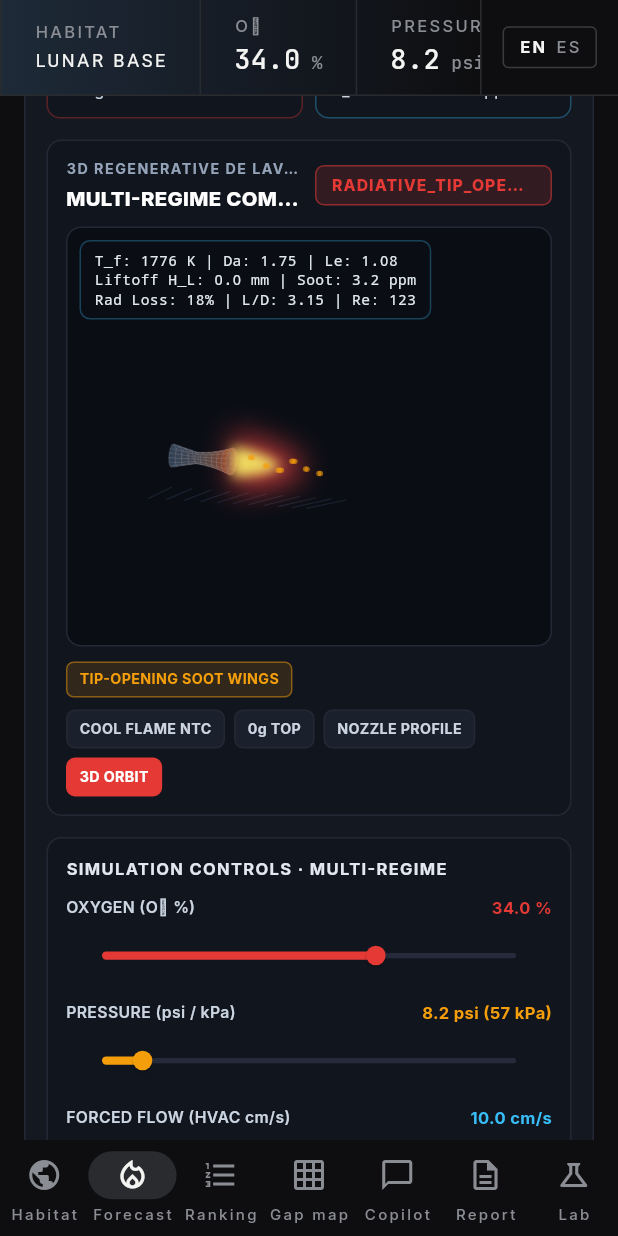
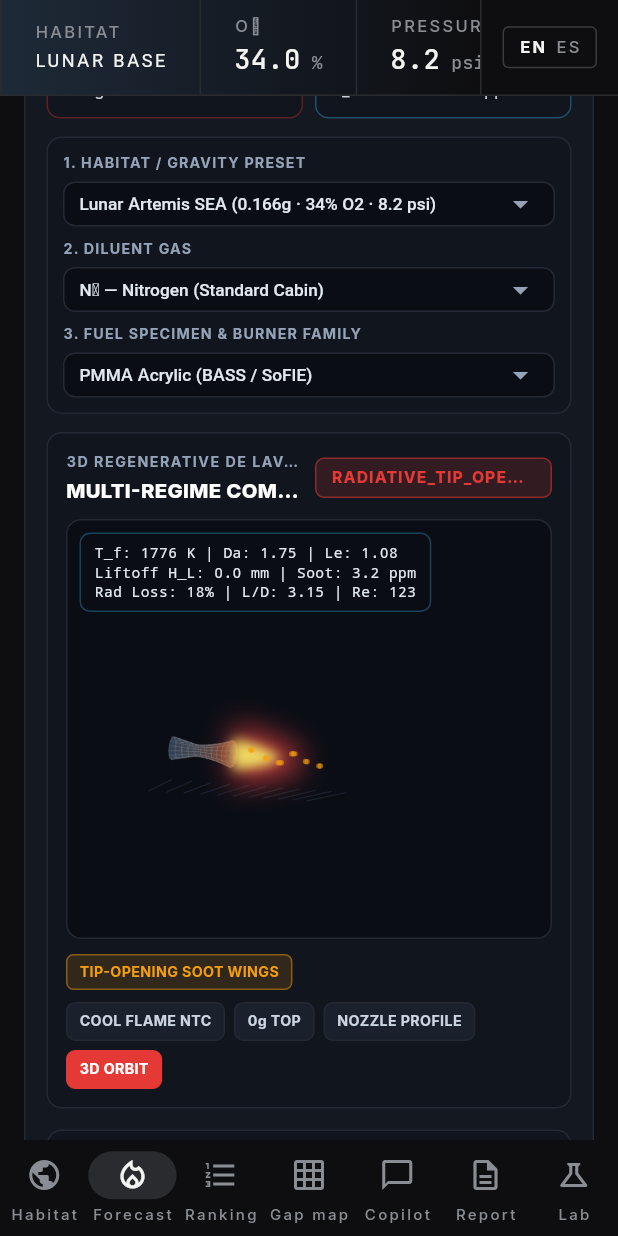
Before and after one commit to miksruiz27-blip/FireStorm, a Flutter app: the screen it shows after launch, item 2 of the bottom bar chosen, scrolled down 1152 dp, on a phone screen of 412 x 824 dp. Run offline on Flutter 3.47's test engine with Material 3 defaults, Android fonts, the phone set to English and light mode, and no system bars; our stand-ins replace fl_chart, flutter_riverpod, go_router, google_fonts, pdf, printing; missing offline and left inert: genui, json_schema_builder; network calls fail; Roboto replaces fonts that are missing (Michroma).

Commit message:
Remove duplicate left sliders in 3D flame card and expand viewport width

```diff
--- a/lib/widgets/habitat_flame_3d_card.dart
+++ b/lib/widgets/habitat_flame_3d_card.dart
@@ -286,32 +286,10 @@ class _HabitatFlame3DCardState extends State<HabitatFlame3DCard>
           _buildExperimentBar(tel),
           const SizedBox(height: 12),
           _buildKpiGrid(tel),
-          const SizedBox(height: 14),
-          LayoutBuilder(
-            builder: (context, constraints) {
-              final wide = constraints.maxWidth >= 820;
-              final controlsPanel = _buildControlsPanel(tel);
-              final viewportPanel = _buildViewportCard(tel);
-              if (wide) {
-                return Row(
-                  crossAxisAlignment: CrossAxisAlignment.start,
-                  children: [
-                    SizedBox(width: 335, child: controlsPanel),
-                    const SizedBox(width: 14),
-                    Expanded(child: viewportPanel),
-                  ],
-                );
-              }
-              return Column(
-                crossAxisAlignment: CrossAxisAlignment.stretch,
-                children: [
-                  viewportPanel,
-                  const SizedBox(height: 14),
-                  controlsPanel,
-                ],
-              );
-            },
-          ),
+          const SizedBox(height: 12),
+          _buildDropdownBar(),
+          const SizedBox(height: 12),
+          _buildViewportCard(tel),
           const SizedBox(height: 14),
           LayoutBuilder(
             builder: (context, constraints) {
@@ -562,92 +540,10 @@ class _HabitatFlame3DCardState extends State<HabitatFlame3DCard>
     );
   }
 
-  Widget _buildControlsPanel(Flame3DTelemetry tel) {
-    return Container(
-      padding: const EdgeInsets.all(12),
-      decoration: BoxDecoration(
-        color: _bgPanel,
-        borderRadius: BorderRadius.circular(10),
-        border: Border.all(color: _border),
-      ),
-      child: Column(
+  Widget _buildDropdownBar() {
+    final presetCol = Column(
       crossAxisAlignment: CrossAxisAlignment.stretch,
       children: [
-          const Text(
-            'SIMULATION CONTROLS · MULTI-REGIME',
-            style: TextStyle(
-              color: Color(0xFFE2E8F0),
-              fontSize: 11,
-              fontWeight: FontWeight.w700,
-              letterSpacing: 0.9,
-            ),
-          ),
-          const SizedBox(height: 10),
-          _buildSliderRow(
-            label: 'OXYGEN (O₂ %)',
-            valueText: '${_o2Pct.toStringAsFixed(1)} %',
-            value: _o2Pct,
-            min: 12.5,
-            max: 45.0,
-            activeColor: _accentRed,
-            onChanged: (v) {
-              setState(() {
-                _o2Pct = v;
-                _selectedPreset = 'CUSTOM';
-                _selectedExpIndex = null;
-              });
-              _notifyParent();
-            },
-          ),
-          _buildSliderRow(
-            label: 'PRESSURE (psi / kPa)',
-            valueText: '${_pressPsi.toStringAsFixed(1)} psi (${(_pressPsi * 6.89476).round()} kPa)',
-            value: _pressPsi,
-            min: 4.3,
-            max: 44.1,
-            activeColor: _accentAmber,
-            onChanged: (v) {
-              setState(() {
-                _pressPsi = v;
-                _selectedPreset = 'CUSTOM';
-                _selectedExpIndex = null;
-              });
-              _notifyParent();
-            },
-          ),
-          _buildSliderRow(
-            label: 'FORCED FLOW (HVAC cm/s)',
-            valueText: '${_flowCmS.toStringAsFixed(1)} cm/s',
-            value: _flowCmS,
-            min: 0.0,
-            max: 45.0,
-            activeColor: _accentCyan,
-            onChanged: (v) {
-              setState(() {
-                _flowCmS = v;
-                _selectedPreset = 'CUSTOM';
-                _selectedExpIndex = null;
-              });
-              _notifyParent();
-            },
-          ),
-          _buildSliderRow(
-            label: 'GRAVITY ACCEL (g)',
-            valueText: '${_gravG >= 0 ? '+' : ''}${_gravG.toStringAsFixed(3)} g',
-            value: _gravG,
-            min: -2.0,
-            max: 2.0,
-            activeColor: _gravG < 0 ? _accentPurple : _accentGreen,
-            onChanged: (v) {
-              setState(() {
-                _gravG = v;
-                _selectedPreset = 'CUSTOM';
-                _selectedExpIndex = null;
-              });
-              _notifyParent();
-            },
-          ),
-          const Divider(color: _border, height: 18),
         _dropdownLabel('1. HABITAT / GRAVITY PRESET'),
         const SizedBox(height: 5),
         _buildStyledDropdown<String>(
@@ -667,7 +563,12 @@ class _HabitatFlame3DCardState extends State<HabitatFlame3DCard>
             if (v != null && v != 'CUSTOM') _applyHabitatPreset(v);
           },
         ),
-          const SizedBox(height: 10),
+      ],
+    );
+
+    final diluentCol = Column(
+      crossAxisAlignment: CrossAxisAlignment.stretch,
+      children: [
         _dropdownLabel('2. DILUENT GAS'),
         const SizedBox(height: 5),
         _buildStyledDropdown<String>(
@@ -687,7 +588,12 @@ class _HabitatFlame3DCardState extends State<HabitatFlame3DCard>
             }
           },
         ),
-          const SizedBox(height: 10),
+      ],
+    );
+
+    final fuelCol = Column(
+      crossAxisAlignment: CrossAxisAlignment.stretch,
+      children: [
         _dropdownLabel('3. FUEL SPECIMEN & BURNER FAMILY'),
         const SizedBox(height: 5),
         _buildStyledDropdown<int>(
@@ -696,7 +602,7 @@ class _HabitatFlame3DCardState extends State<HabitatFlame3DCard>
             for (final entry in FirestormPhysicsEngine.fuelProps.entries)
               DropdownMenuItem(
                 value: entry.key,
-                  child: Text(entry.value.name, overflow: TextOverflow.ellipsis),
+                child: Text(entry.value.name, overflow: TextOverflow.ellipsis, maxLines: 1),
               ),
           ],
           onChanged: (v) {
@@ -710,6 +616,39 @@ class _HabitatFlame3DCardState extends State<HabitatFlame3DCard>
           },
         ),
       ],
+    );
+
+    return Container(
+      padding: const EdgeInsets.all(10),
+      decoration: BoxDecoration(
+        color: _bgPanel,
+        borderRadius: BorderRadius.circular(10),
+        border: Border.all(color: _border),
+      ),
+      child: LayoutBuilder(
+        builder: (context, constraints) {
+          if (constraints.maxWidth >= 660) {
+            return Row(
+              children: [
+                Expanded(child: presetCol),
+                const SizedBox(width: 10),
+                Expanded(child: diluentCol),
+                const SizedBox(width: 10),
+                Expanded(child: fuelCol),
+              ],
+            );
+          }
+          return Column(
+            crossAxisAlignment: CrossAxisAlignment.stretch,
+            children: [
+              presetCol,
+              const SizedBox(height: 8),
+              diluentCol,
+              const SizedBox(height: 8),
+              fuelCol,
+            ],
+          );
+        },
       ),
     );
   }
@@ -722,65 +661,6 @@ class _HabitatFlame3DCardState extends State<HabitatFlame3DCard>
         fontSize: 9.5,
         fontWeight: FontWeight.w700,
         letterSpacing: 0.8,
-      ),
-    );
-  }
-
-  Widget _buildSliderRow({
-    required String label,
-    required String valueText,
-    required double value,
-    required double min,
-    required double max,
-    required Color activeColor,
-    required ValueChanged<double> onChanged,
-  }) {
-    return Padding(
-      padding: const EdgeInsets.only(bottom: 6),
-      child: Column(
-        crossAxisAlignment: CrossAxisAlignment.stretch,
-        children: [
-          Row(
-            mainAxisAlignment: MainAxisAlignment.spaceBetween,
-            children: [
-              Flexible(
-                child: Text(
-                  label,
-                  style: const TextStyle(
-                    color: Color(0xFFCBD5E1),
-                    fontSize: 10.5,
-                    fontWeight: FontWeight.w600,
-                  ),
-                  overflow: TextOverflow.ellipsis,
-                ),
-              ),
-              Text(
-                valueText,
-                style: TextStyle(
-                  color: activeColor,
-                  fontSize: 11,
-                  fontWeight: FontWeight.w700,
-                ),
-              ),
-            ],
-          ),
-          SliderTheme(
-            data: SliderTheme.of(context).copyWith(
-              activeTrackColor: activeColor,
-              inactiveTrackColor: const Color(0xFF252B3B),
-              thumbColor: activeColor,
-              overlayColor: activeColor.withValues(alpha: 0.16),
-              trackHeight: 3.5,
-              thumbShape: const RoundSliderThumbShape(enabledThumbRadius: 6.5),
-            ),
-            child: Slider(
-              value: value.clamp(min, max),
-              min: min,
-              max: max,
-              onChanged: onChanged,
-            ),
-          ),
-        ],
       ),
     );
   }
```
Lines whose indentation alone changed are shown as unchanged.
